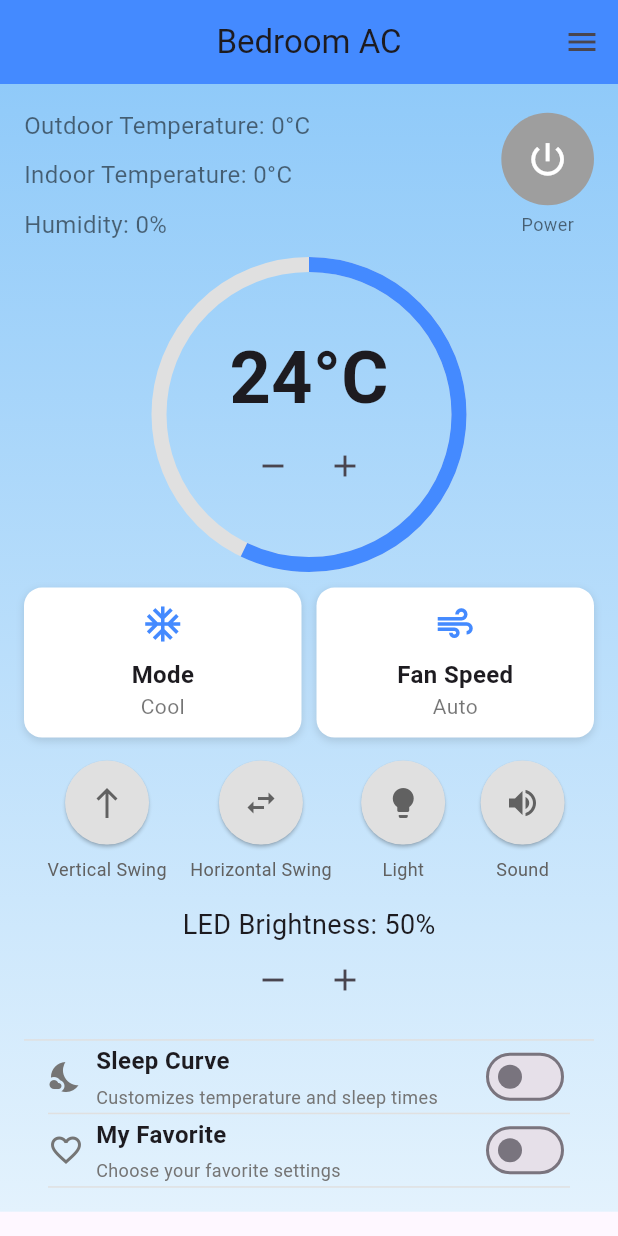
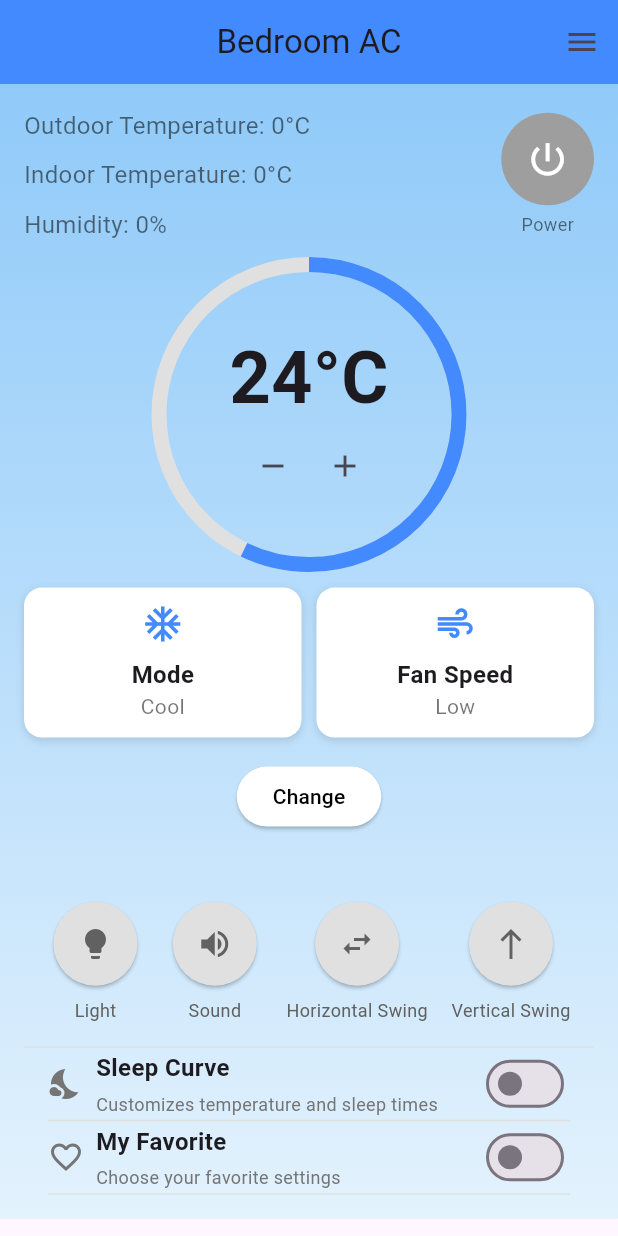
Before and after one commit to DavidNis/IOT_Project, a Flutter app: the screen it shows after launch, after a tap on "Power", on a phone screen of 412 x 824 dp. Run offline on Flutter 3.47's test engine with Material 3 defaults, Android fonts, the light colour scheme and no system bars; our stand-ins replace firebase_database, fl_chart, geolocator; accounts and stored records are empty.

Commit message:
Update smart_ac_control.dart

```diff
--- a/App/lib/Screens/smart_ac_control.dart
+++ b/App/lib/Screens/smart_ac_control.dart
@@ -1,5 +1,4 @@
 import 'package:flutter/material.dart';
-//import 'package:firebase_core/firebase_core.dart';
 import 'package:firebase_database/firebase_database.dart';
 import '../Services/weather_service.dart';
 import '../widgets/temperature_control.dart';
@@ -25,7 +24,7 @@ class _SmartACControlState extends State<SmartACControl> {
   double humidity = 0; // Indoor humidity from Firebase
   double ledBrightness = 50;
   String mode = "Cool"; // Default mode
-  String fanSpeed = "Auto"; // Default fan speed
+  String fanSpeed = "Low"; // Default fan speed
   bool sleepCurve = false;
   bool myFavorite = false;
   bool isPowerOn = true;
@@ -35,6 +34,14 @@ class _SmartACControlState extends State<SmartACControl> {
   bool lightActive = false;
   bool soundActive = false;
 
+  bool isMonitoring = false;
+  bool isManualOverride = false;
+
+  // Local variables to store changes
+  String newMode = "Cool";
+  String newFanSpeed = "Low";
+  double newTemperature = 24;
+
   List<Map<String, dynamic>> temperatureLog = [];
 
   @override
@@ -43,6 +50,7 @@ class _SmartACControlState extends State<SmartACControl> {
     fetchCurrentTemperature();
     fetchIndoorData();
     initializeTemperatureLog();
+    _monitorMotionSensor();
   }
 
   Future<void> fetchCurrentTemperature() async {
@@ -53,72 +61,6 @@ class _SmartACControlState extends State<SmartACControl> {
       });
     }
   }
-
-
-  Future<void> enqueueCommand(String command, dynamic value) async {
-    try {
-      final DatabaseReference databaseRef = FirebaseDatabase.instance.ref();
-
-      // Check if "commandQueue" exists, initialize if null
-      final snapshot = await databaseRef.child("transmitter/commandQueue").get();
-      if (!snapshot.exists) {
-        await databaseRef.child("transmitter/commandQueue").set({});
-      }
-
-      // Push the new command
-      await databaseRef.child("transmitter/commandQueue").push().set({
-        "command": command,
-        "value": value,
-        "timestamp": DateTime.now().toIso8601String(),
-      });
-
-      print("Command enqueued: $command with value $value");
-    } catch (e) {
-      print("Failed to enqueue command: $e");
-    }
-  }
-
-  Future<void> dequeueCommand() async {
-    try {
-      final DatabaseReference databaseRef = FirebaseDatabase.instance.ref();
-
-      // Retrieve the current commandQueue
-      final snapshot = await databaseRef.child("transmitter/commandQueue").get();
-
-      if (snapshot.exists) {
-        List<dynamic> commandQueue = List<dynamic>.from(snapshot.value as List);
-
-        if (commandQueue.isNotEmpty) {
-          // Remove the first command (FIFO behavior)
-          commandQueue.removeAt(0);
-
-          // Update the queue in Firebase
-          await databaseRef.child("transmitter/commandQueue").set(commandQueue);
-
-          print("Dequeued the first command successfully.");
-        } else {
-          print("Command queue is empty, nothing to dequeue.");
-        }
-      } else {
-        print("Command queue does not exist.");
-      }
-    } catch (e) {
-      print("Failed to dequeue command: $e");
-    }
-  }
-
-
-
-  Future<void> clearCommandQueue() async {
-    try {
-      final DatabaseReference databaseRef = FirebaseDatabase.instance.ref();
-      await databaseRef.child("transmitter/commandQueue").remove(); // Removes the queue (null)
-      print("Command queue cleared.");
-    } catch (e) {
-      print("Failed to clear command queue: $e");
-    }
-  }
-
 
   Future<void> fetchIndoorData() async {
     try {
@@ -162,49 +104,99 @@ class _SmartACControlState extends State<SmartACControl> {
   void _togglePower() async {
     setState(() {
       isPowerOn = !isPowerOn;
+      isManualOverride = true; // Set manual override to true when toggling power manually
     });
 
-  String hexValue = isPowerOn ? "F7C03F" : "F740BF"; // IR codes for power on/off
+    String hexCode = isPowerOn ? "F7C03F" : "F740BF"; // IR codes for power on/off
+    String hexValue = isPowerOn ? "On" : "Off"; // IR codes for power on/off
 
     try {
-    if (!isPowerOn) {
-      // Clear the queue when turning off the AC
-      await clearCommandQueue();
-    }
-    await enqueueCommand("togglePower", hexValue); // Add power toggle command to queue
-    print("Power command enqueued: $hexValue");
+      await FirebaseDatabase.instance.ref().child('transmitter/onOff/code').set(hexCode);
+      await FirebaseDatabase.instance.ref().child('transmitter/onOff/value').set(hexValue);
+
+      print("Power command enqueued and value set: $hexCode");
     } catch (e) {
-    print("Failed to enqueue power command: $e");
+      print("Failed to enqueue power command or set value: $e");
     }
   }
 
-  void _changeMode(String newMode) async {
+  void _changeMode(String newMode) {
     setState(() {
-      mode = newMode;
+      this.newMode = newMode;
     });
+  }
 
-    String hexValue = mode == "Cool" ? "F7609F" : "F720DF";
+  void _changeFanSpeed(String newFanSpeed) {
+    setState(() {
+      this.newFanSpeed = newFanSpeed;
+    });
+  }
 
+  void _changeTemperature(double newTemperature) {
+    setState(() {
+      this.newTemperature = newTemperature;
+    });
+  }
+
+  void _monitorMotionSensor() {
+    final DatabaseReference motionSensorRef = FirebaseDatabase.instance.ref().child('motionSensor/value');
+    motionSensorRef.onValue.listen((event) {
+      if (event.snapshot.value == 0) {
+        if (!isMonitoring) {
+          isMonitoring = true;
+          Future.delayed(Duration(seconds: 6), () {
+            if (isMonitoring && !isManualOverride) {
+              _turnOffAC();
+            }
+          });
+        }
+      } else {
+        isMonitoring = false;
+        isManualOverride = false; // Reset manual override when motion is detected
+      }
+    });
+  }
+
+  Future<void> _turnOffAC() async {
     try {
-      await enqueueCommand("changeMode", hexValue); // Add command to queue
-      print("Mode command enqueued: $hexValue");
+      await FirebaseDatabase.instance.ref().child('transmitter/onOff/code').set('F740BF'); // Directly set the value
+      await FirebaseDatabase.instance.ref().child('transmitter/onOff/value').set('Off'); // Directly set the value
+
+      setState(() {
+        isPowerOn = false;
+      });
+      print("AC turned off and command sent to transmitter.");
     } catch (e) {
-      print("Failed to enqueue mode command: $e");
+      print("Failed to turn off AC: $e");
     }
   }
 
-  void _changeFanSpeed(String newFanSpeed) async {
+  Future<void> _applyChanges() async {
+    try {
+      // Update mode
+      String modeHexValue = newMode == "Cool" ? "F7609F" : "F720DF";
+      await FirebaseDatabase.instance.ref().child('transmitter/mode/code').set(modeHexValue);
+      await FirebaseDatabase.instance.ref().child('transmitter/mode/value').set(newMode);
+
+      // Update fan speed
+      String fanSpeedHexValue = newFanSpeed == "Low" ? "F728D7" : "F76897";
+      await FirebaseDatabase.instance.ref().child('transmitter/fanSpeed/code').set(fanSpeedHexValue);
+      await FirebaseDatabase.instance.ref().child('transmitter/fanSpeed/value').set(newFanSpeed);
+
+      // Update temperature
+      String temperatureHexValue = "F7A" + (newTemperature.toInt()).toRadixString(16).toUpperCase();
+      await FirebaseDatabase.instance.ref().child('transmitter/temperature/code').set(temperatureHexValue);
+
+      // Apply changes to the main variables
       setState(() {
+        mode = newMode;
         fanSpeed = newFanSpeed;
+        temperature = newTemperature;
       });
 
-    String hexValue = fanSpeed == "Auto" ? "F728D7" : "F76897";
-
-  try {
-    await enqueueCommand("changeFanSpeed", hexValue); // Add command to queue
-    print("Fan speed command enqueued: $hexValue");
+      print("Changes applied: Mode: $newMode, Fan Speed: $newFanSpeed, Temperature: $newTemperature");
     } catch (e) {
-    print("Failed to enqueue fan speed command: $e");
+      print("Failed to apply changes: $e");
     }
   }
 
@@ -258,7 +250,7 @@ void _togglePower() async {
                   MaterialPageRoute(
                     builder: (context) => TimerScreen(
                       togglePower: _togglePower, // Pass the togglePower function
-                      isACOn: isPowerOn, // Add the required isACOn argument
+                      isACOn: isPowerOn, // Pass the isPowerOn state
                     ),
                   ),
                 );
@@ -271,12 +263,7 @@ void _togglePower() async {
                 Navigator.pop(context);
                 Navigator.push(
                   context,
-                  MaterialPageRoute(
-                    builder: (context) => ScheduleScreen(
-                      //togglePower: _togglePower,
-                      //isACOn: isPowerOn,
-                    ),
-                  ),
+                  MaterialPageRoute(builder: (context) => ScheduleScreen()),
                 );
               },
             ),
@@ -290,7 +277,7 @@ void _togglePower() async {
                   MaterialPageRoute(
                     builder: (context) => GraphsAndLogsScreen(
                       temperatureLog: temperatureLog,
-                      humidityLog: [], // Add the required humidityLog argument
+                      humidityLog: [],
                     ),
                   ),
                 );
@@ -324,7 +311,7 @@ void _togglePower() async {
                       width: constraints.maxWidth,
                       decoration: BoxDecoration(
                         gradient: LinearGradient(
-                          colors: mode == "Cool"
+                          colors: newMode == "Cool"
                               ? [Colors.blue[200]!, Colors.blue[50]!]
                               : [Colors.red[200]!, Colors.red[50]!],
                           begin: Alignment.topCenter,
@@ -386,21 +373,9 @@ void _togglePower() async {
                             ),
                             SizedBox(height: constraints.maxHeight * 0.02),
                             TemperatureControl(
-                              temperature: temperature,
-                              onTemperatureChange: (value) async {
-                                setState(() {
-                                  temperature = value;
-                                });
-
-                                // Generate IR code for temperature (example logic)
-                                String hexValue = "F7A" + (temperature.toInt()).toRadixString(16).toUpperCase();
-
-                                try {
-                                  await enqueueCommand("setTemperature", hexValue); // Add command to queue
-                                  print("Temperature command enqueued: $hexValue");
-                                } catch (e) {
-                                  print("Failed to enqueue temperature command: $e");
-                                }
+                              temperature: newTemperature,
+                              onTemperatureChange: (value) {
+                                _changeTemperature(value);
                               },
                             ),
                             SizedBox(height: constraints.maxHeight * 0.02),
@@ -412,9 +387,9 @@ void _togglePower() async {
                                     height: 100, // Adjust the height as needed
                                     child: FeatureCard(
                                       title: "Mode",
-                                      value: mode,
+                                      value: newMode,
                                       icon: Icons.ac_unit,
-                                      onTap: () => _changeMode(mode == "Cool" ? "Heat" : "Cool"),
+                                      onTap: () => _changeMode(newMode == "Cool" ? "Heat" : "Cool"),
                                     ),
                                   ),
                                 ),
@@ -424,38 +399,27 @@ void _togglePower() async {
                                     height: 100, // Adjust the height as needed
                                     child: FeatureCard(
                                       title: "Fan Speed",
-                                      value: fanSpeed,
+                                      value: newFanSpeed,
                                       icon: Icons.air,
-                                      onTap: () => _changeFanSpeed(fanSpeed == "Auto" ? "High" : "Auto"),
+                                      onTap: () => _changeFanSpeed(newFanSpeed == "Low" ? "High" : "Low"),
                                     ),
                                   ),
                                 ),
                               ],
                             ),
                             SizedBox(height: constraints.maxHeight * 0.02),
+                            ElevatedButton(
+                              onPressed: _applyChanges,
+                              style: ElevatedButton.styleFrom(
+                                backgroundColor: Colors.white, // Background color
+                                foregroundColor: Colors.black, // Text color
+                              ),
+                              child: Text('Change'),
+                            ),
+                            SizedBox(height: constraints.maxHeight * 0.06),
                             Row(
                               mainAxisAlignment: MainAxisAlignment.spaceEvenly,
                               children: [
-                                IconButtonFeature(
-                                  label: "Vertical Swing",
-                                  icon: Icons.north,
-                                  isActive: verticalSwingActive,
-                                  onPressed: () {
-                                    setState(() {
-                                      verticalSwingActive = !verticalSwingActive;
-                                    });
-                                  },
-                                ),
-                                IconButtonFeature(
-                                  label: "Horizontal Swing",
-                                  icon: Icons.swap_horiz,
-                                  isActive: horizontalSwingActive,
-                                  onPressed: () {
-                                    setState(() {
-                                      horizontalSwingActive = !horizontalSwingActive;
-                                    });
-                                  },
-                                ),
                                 IconButtonFeature(
                                   label: "Light",
                                   icon: Icons.lightbulb,
@@ -476,29 +440,23 @@ void _togglePower() async {
                                     });
                                   },
                                 ),
-                              ],
-                            ),
-                            SizedBox(height: constraints.maxHeight * 0.02),
-                            Text(
-                              "LED Brightness: ${ledBrightness.toInt()}%",
-                              style: TextStyle(fontSize: 18),
-                            ),
-                            Row(
-                              mainAxisAlignment: MainAxisAlignment.center,
-                              children: [
-                                IconButton(
-                                  icon: Icon(Icons.remove),
+                                IconButtonFeature(
+                                  label: "Horizontal Swing",
+                                  icon: Icons.swap_horiz,
+                                  isActive: horizontalSwingActive,
                                   onPressed: () {
                                     setState(() {
-                                      if (ledBrightness > 0) ledBrightness -= 10;
+                                      horizontalSwingActive = !horizontalSwingActive;
                                     });
                                   },
                                 ),
-                                IconButton(
-                                  icon: Icon(Icons.add),
+                                IconButtonFeature(
+                                  label: "Vertical Swing",
+                                  icon: Icons.north,
+                                  isActive: verticalSwingActive,
                                   onPressed: () {
                                     setState(() {
-                                      if (ledBrightness < 100) ledBrightness += 10;
+                                      verticalSwingActive = !verticalSwingActive;
                                     });
                                   },
                                 ),
```
Lines whose indentation alone changed are shown as unchanged.
